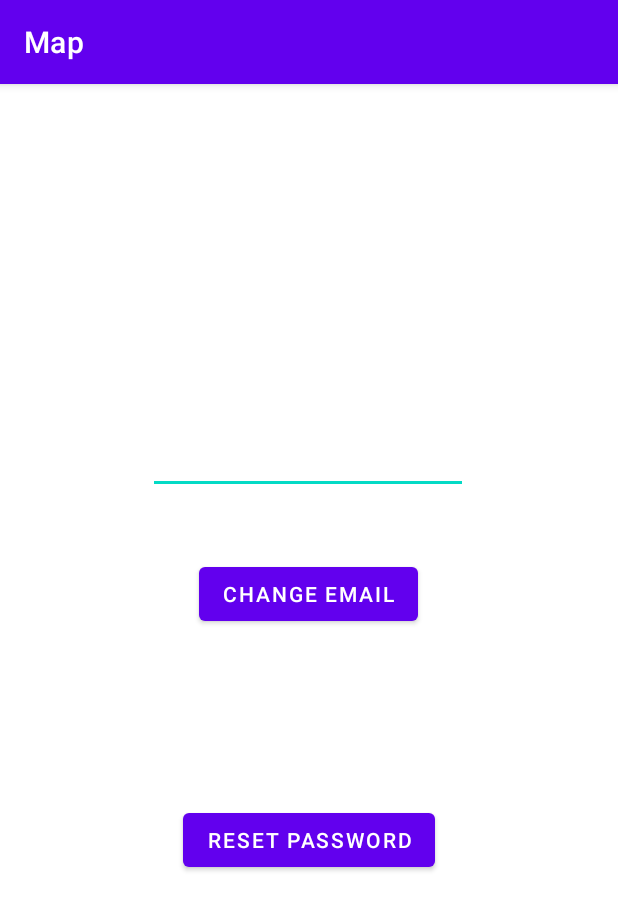
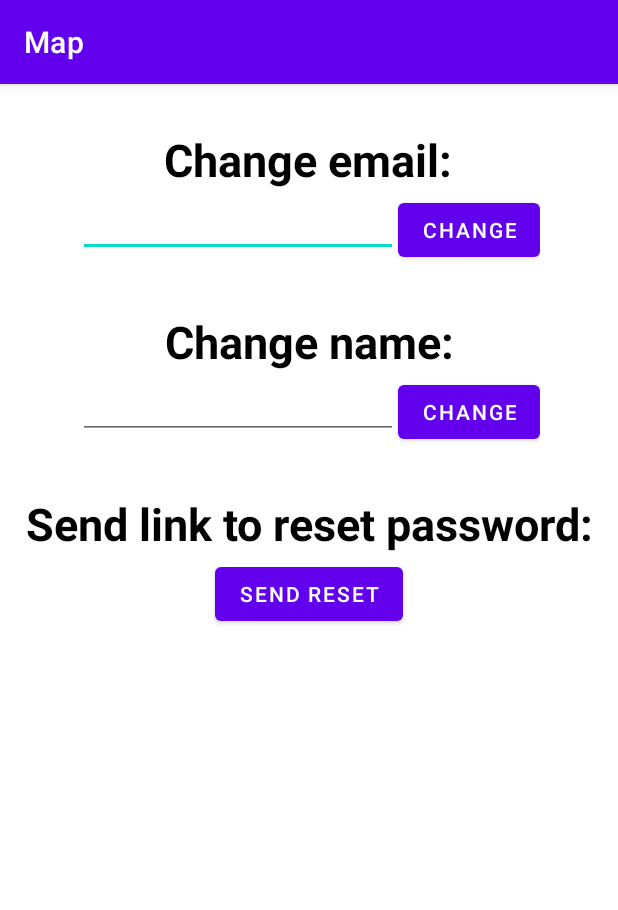
Before and after one commit to Kadziok/Mobilne, an Android app: the fragment AccountFragment shown on its own in the app's theme, on a phone screen of 412 x 824 dp. Shown: the top 910 px of the screen. Run offline under Robolectric (Android 15) with nearby library versions, the phone set to English and light mode, and no system bars; our stand-ins replace Firebase (no records; nobody signed in at launch, a user with empty details on screens opened directly).

Commit message:
add account chage name

```diff
--- a/app/src/main/java/com/example/gtamapirl/MainActivity.kt
+++ b/app/src/main/java/com/example/gtamapirl/MainActivity.kt
@@ -81,6 +81,11 @@ class MainActivity : AppCompatActivity() {
         }
     }
 
+    fun setUserData(name: String, email: String) {
+        findViewById<TextView>(R.id.name).text = name
+        findViewById<TextView>(R.id.email).text = email
+    }
+
     companion object {
         private const val RC_SIGN_IN = 1234
     }
--- a/app/src/main/res/layout/fragment_account.xml
+++ b/app/src/main/res/layout/fragment_account.xml
@@ -7,39 +7,100 @@
     tools:context=".AccountFragment">
 
 
-    <Button
-        android:id="@+id/changeMail"
+    <LinearLayout
+        android:layout_width="match_parent"
+        android:layout_height="match_parent"
+        android:gravity="center_horizontal"
+        android:orientation="vertical">
+
+        <Space
+            android:layout_width="match_parent"
+            android:layout_height="30dp" />
+
+        <TextView
+            android:id="@+id/textView"
+            android:layout_width="231dp"
+            android:layout_height="43dp"
+            android:text="Change email:"
+            android:textAlignment="center"
+            android:textColor="@color/black"
+            android:textSize="30dp"
+            android:textStyle="bold" />
+
+        <LinearLayout
             android:layout_width="wrap_content"
             android:layout_height="wrap_content"
-        android:text="@string/account_changeEmail"
-        app:layout_constraintBottom_toTopOf="@+id/resetPassword"
-        app:layout_constraintEnd_toEndOf="parent"
-        app:layout_constraintHorizontal_bias="0.498"
-        app:layout_constraintStart_toStartOf="parent"
-        app:layout_constraintTop_toBottomOf="@+id/editTextTextEmailAddress"
-        app:layout_constraintVertical_bias="0.267" />
+            android:orientation="horizontal">
+
+            <EditText
+                android:id="@+id/changeEmailText"
+                android:layout_width="wrap_content"
+                android:layout_height="42dp"
+                android:ems="10"
+                android:inputType="textEmailAddress" />
+
+            <Button
+                android:id="@+id/changeEmail"
+                android:layout_width="wrap_content"
+                android:layout_height="wrap_content"
+                android:text="@string/account_changeEmail" />
+
+        </LinearLayout>
+
+        <Space
+            android:layout_width="match_parent"
+            android:layout_height="30dp" />
+
+        <TextView
+            android:id="@+id/textView3"
+            android:layout_width="match_parent"
+            android:layout_height="43dp"
+            android:text="Change name:"
+            android:textAlignment="center"
+            android:textColor="@color/black"
+            android:textSize="30dp"
+            android:textStyle="bold" />
+
+        <LinearLayout
+            android:layout_width="wrap_content"
+            android:layout_height="wrap_content"
+            android:orientation="horizontal">
+
+            <EditText
+                android:id="@+id/changeNameText"
+                android:layout_width="wrap_content"
+                android:layout_height="42dp"
+                android:ems="10"
+                android:inputType="textEmailAddress" />
+
+            <Button
+                android:id="@+id/changeName"
+                android:layout_width="wrap_content"
+                android:layout_height="wrap_content"
+                android:text="@string/account_changeEmail" />
+
+        </LinearLayout>
+
+        <Space
+            android:layout_width="match_parent"
+            android:layout_height="30dp" />
+
+        <TextView
+            android:id="@+id/textView2"
+            android:layout_width="match_parent"
+            android:layout_height="43dp"
+            android:text="Send link to reset password:"
+            android:textAlignment="center"
+            android:textColor="@color/black"
+            android:textSize="30dp"
+            android:textStyle="bold" />
 
         <Button
             android:id="@+id/resetPassword"
             android:layout_width="wrap_content"
             android:layout_height="wrap_content"
-        android:text="@string/account_resetPassword"
-        app:layout_constraintBottom_toBottomOf="parent"
-        app:layout_constraintEnd_toEndOf="parent"
-        app:layout_constraintStart_toStartOf="parent"
-        app:layout_constraintTop_toBottomOf="@+id/editTextTextEmailAddress"
-        app:layout_constraintVertical_bias="0.463" />
+            android:text="@string/account_resetPassword" />
 
-    <EditText
-        android:id="@+id/editTextTextEmailAddress"
-        android:layout_width="wrap_content"
-        android:layout_height="wrap_content"
-        android:layout_marginTop="228dp"
-        android:ems="10"
-        android:inputType="textEmailAddress"
-        app:layout_constraintEnd_toEndOf="parent"
-        app:layout_constraintHorizontal_bias="0.497"
-        app:layout_constraintStart_toStartOf="parent"
-        app:layout_constraintTop_toTopOf="parent" />
+    </LinearLayout>
 
 </androidx.constraintlayout.widget.ConstraintLayout>
--- a/app/src/main/res/values/strings.xml
+++ b/app/src/main/res/values/strings.xml
@@ -7,8 +7,8 @@
     <string name="menu_account">Account</string>
     <string name="menu_events">My events</string>
     <string name="menu_addEvent">Add event</string>
-    <string name="account_changeEmail">Change email</string>
-    <string name="account_resetPassword">Reset password</string>
+    <string name="account_changeEmail">Change</string>
+    <string name="account_resetPassword">Send reset</string>
     <string name="account_resetPassword_msg">Password reset link sent to </string>
     <string name="addEvent_hint_name">Event name</string>
     <string name="addEvent_hint_desc">Description</string>
```
Also changed, not shown: app/src/main/java/com/example/gtamapirl/AccountFragment.kt (+72 -8 lines). Lines whose indentation alone changed are shown as unchanged.
